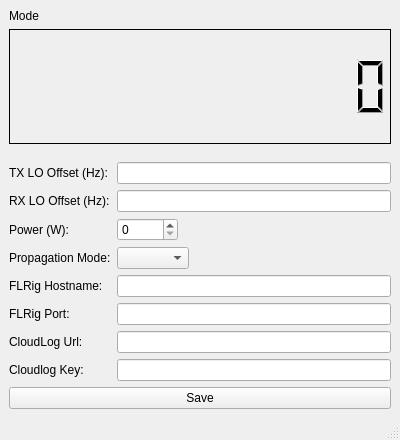
This is cloudlogcatqt.ui in myzinsky/CloudLogCatQt as Qt 5 draws it before an edit. The edited form follows.
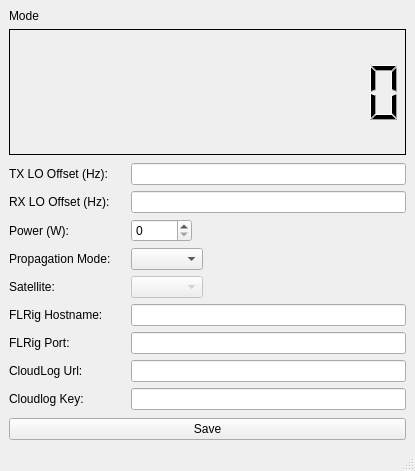
This is the edited form.

Commit message: Read satellites from file

Diff of the .ui file:
```diff
--- a/cloudlogcatqt.ui
+++ b/cloudlogcatqt.ui
@@ -6,8 +6,8 @@
    <rect>
     <x>0</x>
     <y>0</y>
-    <width>400</width>
-    <height>440</height>
+    <width>415</width>
+    <height>471</height>
    </rect>
   </property>
   <property name="windowTitle">
@@ -71,11 +71,26 @@
     </item>
     <item row="2" column="0" rowspan="2">
      <layout class="QFormLayout" name="Config">
+      <property name="sizeConstraint">
+       <enum>QLayout::SetDefaultConstraint</enum>
+      </property>
       <property name="fieldGrowthPolicy">
        <enum>QFormLayout::ExpandingFieldsGrow</enum>
       </property>
       <property name="formAlignment">
-       <set>Qt::AlignBottom|Qt::AlignLeading|Qt::AlignLeft</set>
+       <set>Qt::AlignLeading|Qt::AlignLeft|Qt::AlignVCenter</set>
+      </property>
+      <property name="horizontalSpacing">
+       <number>20</number>
+      </property>
+      <property name="verticalSpacing">
+       <number>6</number>
+      </property>
+      <property name="rightMargin">
+       <number>0</number>
+      </property>
+      <property name="bottomMargin">
+       <number>0</number>
       </property>
       <item row="0" column="0">
        <widget class="QLabel" name="label_6">
@@ -98,6 +113,20 @@
        <widget class="QLineEdit" name="RXOffset"/>
       </item>
       <item row="4" column="0">
+       <widget class="QLabel" name="label_9">
+        <property name="text">
+         <string>Satellite:</string>
+        </property>
+       </widget>
+      </item>
+      <item row="4" column="1">
+       <widget class="QComboBox" name="satellite">
+        <property name="enabled">
+         <bool>false</bool>
+        </property>
+       </widget>
+      </item>
+      <item row="5" column="0">
        <widget class="QLabel" name="label_1">
         <property name="maximumSize">
          <size>
@@ -110,7 +139,7 @@
         </property>
        </widget>
       </item>
-      <item row="4" column="1">
+      <item row="5" column="1">
        <widget class="QLineEdit" name="FLRigHostname">
         <property name="sizePolicy">
          <sizepolicy hsizetype="MinimumExpanding" vsizetype="Fixed">
@@ -123,7 +152,7 @@
         </property>
        </widget>
       </item>
-      <item row="5" column="0">
+      <item row="6" column="0">
        <widget class="QLabel" name="label_2">
         <property name="maximumSize">
          <size>
@@ -136,14 +165,14 @@
         </property>
        </widget>
       </item>
-      <item row="5" column="1">
+      <item row="6" column="1">
        <widget class="QLineEdit" name="FLRigPort">
         <property name="text">
          <string/>
         </property>
        </widget>
       </item>
-      <item row="6" column="0">
+      <item row="7" column="0">
        <widget class="QLabel" name="label_3">
         <property name="maximumSize">
          <size>
@@ -156,14 +185,14 @@
         </property>
        </widget>
       </item>
-      <item row="6" column="1">
+      <item row="7" column="1">
        <widget class="QLineEdit" name="cloudLogUrl">
         <property name="text">
          <string/>
         </property>
        </widget>
       </item>
-      <item row="7" column="0">
+      <item row="8" column="0">
        <widget class="QLabel" name="label_4">
         <property name="maximumSize">
          <size>
@@ -182,7 +211,7 @@
         </property>
        </widget>
       </item>
-      <item row="7" column="1">
+      <item row="8" column="1">
        <widget class="QLineEdit" name="cloudLogKey">
         <property name="text">
          <string/>
```
Left out of the diff: 50 changed lines with no effect on the pictures. The commit also changes 3 other files.
